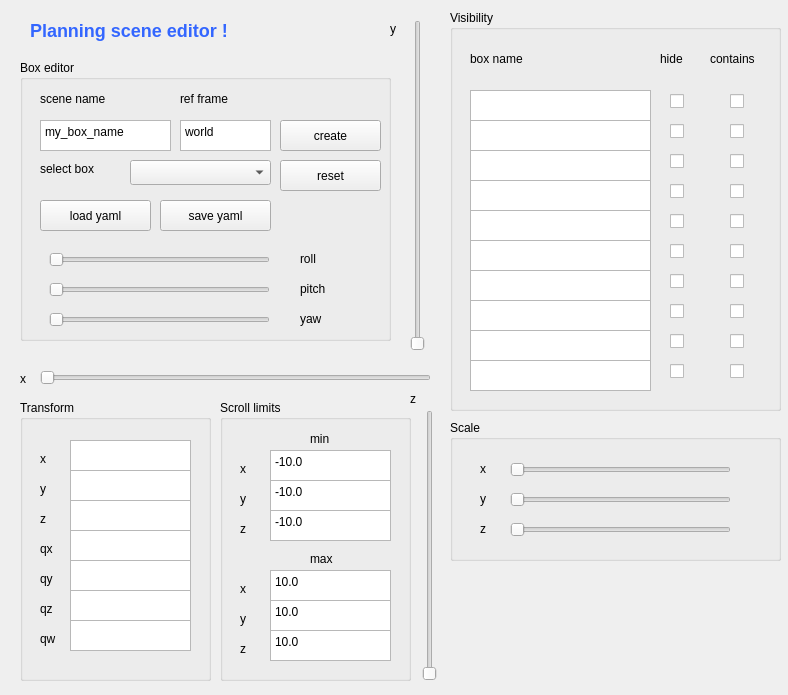
Qt form config/rqt_planning_scene/rqtplanning_scene.ui (DFKI-NI/grasplan) before a commit.
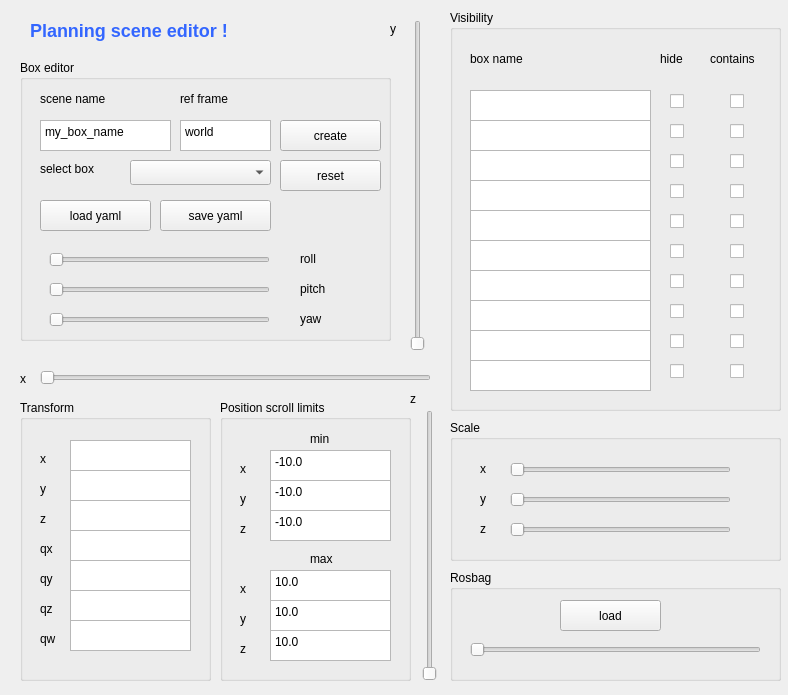
The same form after that commit.

Commit message: add rosbag play functionality with slide

Diff of the .ui file:
```diff
--- a/config/rqt_planning_scene/rqtplanning_scene.ui
+++ b/config/rqt_planning_scene/rqtplanning_scene.ui
@@ -533,7 +533,7 @@
     </rect>
    </property>
    <property name="title">
-    <string>Scroll limits</string>
+    <string>Position scroll limits</string>
    </property>
    <widget class="QPlainTextEdit" name="txtScrollMinX">
     <property name="geometry">
@@ -1230,6 +1230,48 @@
     </property>
    </widget>
   </widget>
+  <widget class="QGroupBox" name="groupBox_6">
+   <property name="geometry">
+    <rect>
+     <x>450</x>
+     <y>570</y>
+     <width>331</width>
+     <height>111</height>
+    </rect>
+   </property>
+   <property name="title">
+    <string>Rosbag</string>
+   </property>
+   <widget class="QSlider" name="slideRosbagProgress">
+    <property name="geometry">
+     <rect>
+      <x>20</x>
+      <y>70</y>
+      <width>291</width>
+      <height>20</height>
+     </rect>
+    </property>
+    <property name="maximum">
+     <number>100</number>
+    </property>
+    <property name="orientation">
+     <enum>Qt::Horizontal</enum>
+    </property>
+   </widget>
+   <widget class="QPushButton" name="cmdAddNew_2">
+    <property name="geometry">
+     <rect>
+      <x>110</x>
+      <y>30</y>
+      <width>101</width>
+      <height>31</height>
+     </rect>
+    </property>
+    <property name="text">
+     <string>load</string>
+    </property>
+   </widget>
+  </widget>
  </widget>
  <resources/>
  <connections/>
```
The commit also changes 2 other files.
